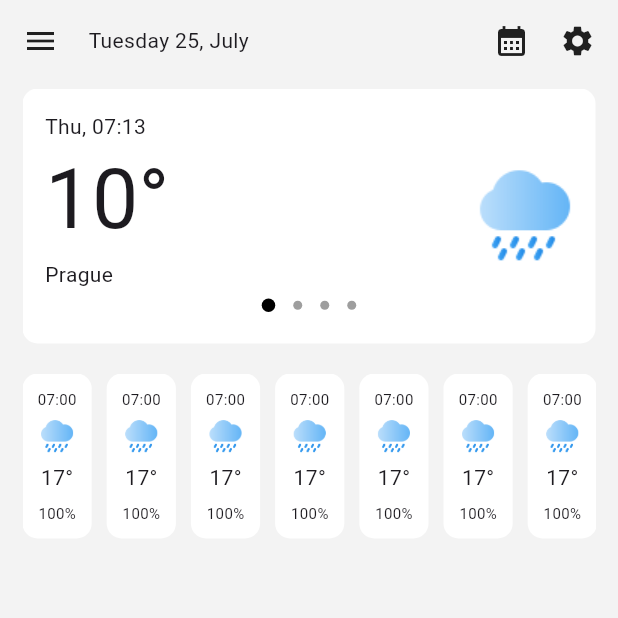
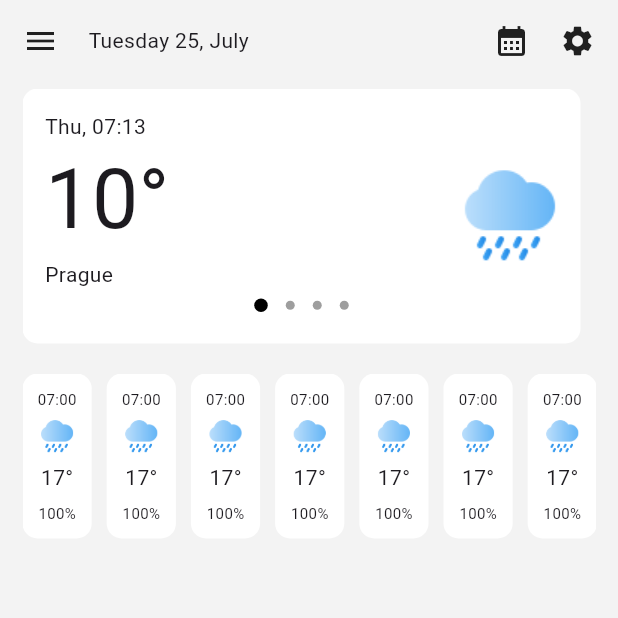
Before and after one commit to mkljucevic/weather_app, a Flutter app: the screen it shows after launch, on a phone screen of 412 x 824 dp, the top half of it. Run offline on Flutter 3.47's test engine with Material 3 defaults, Android fonts, the phone set to English and light mode, and no system bars; drawn by our look-alikes of dots_indicator.

Commit message:
fix: fix spacing between elemnts in MainWeatherDisplayCard and converted PageView into builder

```diff
--- a/lib/views/home_page.dart
+++ b/lib/views/home_page.dart
@@ -40,19 +40,20 @@ class _HomePageState extends State<HomePage> {
               ),
               const SizedBox(height: 20),
               Container(
-                height: 170,
-                decoration: BoxDecoration(
-                  borderRadius: BorderRadius.circular(10),
-                ),
-                child: PageView(
-                  scrollDirection: Axis.horizontal,
-                  children: const [
-                    MainWeatherDisplayCard(),
-                    MainWeatherDisplayCard(),
-                    MainWeatherDisplayCard(),
-                  ],
-                ),
-              ),
+                  height: 170,
+                  decoration: BoxDecoration(
+                    borderRadius: BorderRadius.circular(10),
+                  ),
+                  child: PageView.builder(
+                    scrollDirection: Axis.horizontal,
+                    itemCount: 3,
+                    itemBuilder: (context, index) {
+                      return const Padding(
+                        padding: EdgeInsets.only(right: 10),
+                        child: MainWeatherDisplayCard(),
+                      );
+                    },
+                  )),
               const SizedBox(height: 20),
               Container(
                 height: 110,
```
